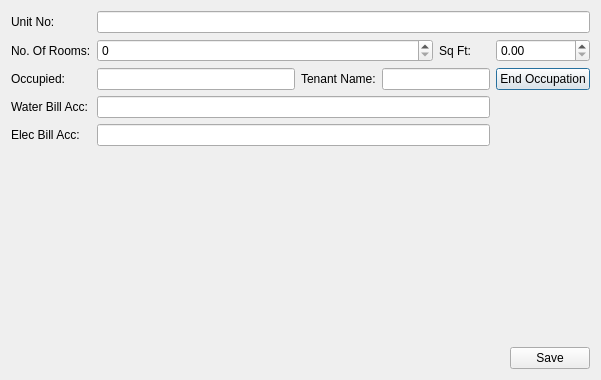
Old version of the form rentmanager/unitsdialog.ui in the repository jayjay-w/rentman.
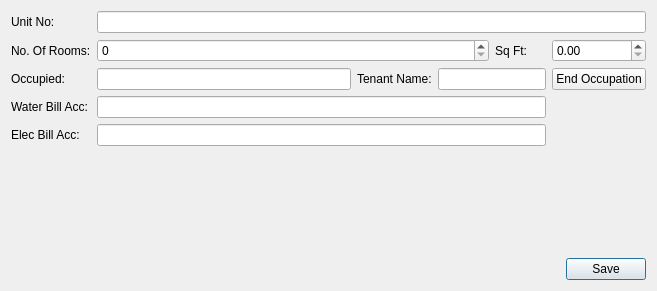
New version of the form.

Diff of the .ui file:
```diff
--- a/rentmanager/unitsdialog.ui
+++ b/rentmanager/unitsdialog.ui
@@ -6,8 +6,8 @@
    <rect>
     <x>0</x>
     <y>0</y>
-    <width>601</width>
-    <height>380</height>
+    <width>657</width>
+    <height>291</height>
    </rect>
   </property>
   <property name="windowTitle">
@@ -136,6 +136,9 @@
        <property name="text">
         <string>Save</string>
        </property>
+       <property name="default">
+        <bool>true</bool>
+       </property>
       </widget>
      </item>
     </layout>
```
Left out of the diff: 11 changed lines with no effect on the pictures.
